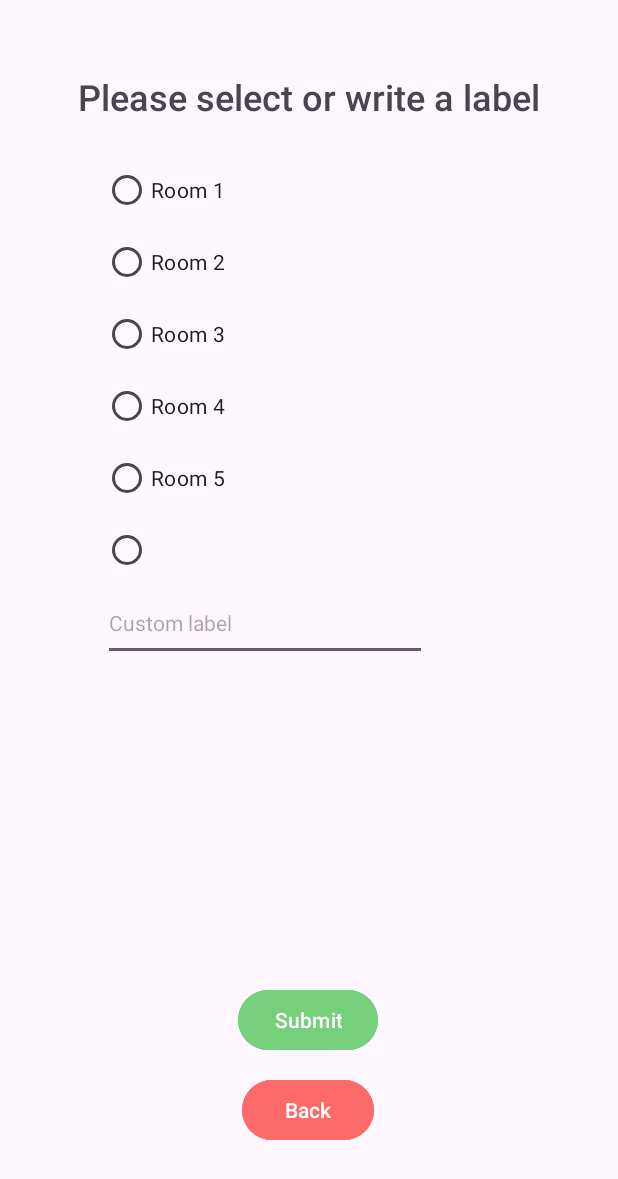
After one commit to RadoslavSozonov/IndoorNavigationRP, an Android app: the layout popup_topfive.xml on its own in the app's theme, with its tools: preview values and no code run, on a phone screen of 412 x 824 dp. The commit adds this screen. Shown: the top 1179 px of the screen. Run offline under Robolectric (Android 15) with nearby library versions, the phone set to English and light mode, and no system bars.

Commit message:
adding frontend for all the buttons

```diff
--- a/app/src/main/AndroidManifest.xml
+++ b/app/src/main/AndroidManifest.xml
@@ -21,9 +21,11 @@
                 <category android:name="android.intent.category.LAUNCHER" />
             </intent-filter>
         </activity>
-        <activity android:name=".Pop"
+        <activity android:name=".RecognizeWindow"
             android:theme="@style/Theme.PopUp"></activity>
         <activity android:name=".LabelWindow"
+            android:theme="@style/Theme.PopUpStuck"></activity>
+        <activity android:name=".TopFiveWindow"
             android:theme="@style/Theme.PopUpStuck"></activity>
     </application>
 
--- a/app/src/main/java/com/example/myapplication/LabelWindow.java
+++ b/app/src/main/java/com/example/myapplication/LabelWindow.java
@@ -28,7 +28,7 @@ public class LabelWindow extends Activity {
         // Get layout components
         TextView label = (TextView) findViewById(R.id.label_of_room);
         TextView sent_label = (TextView) findViewById(R.id.sent_label);
-        Button button_start = (Button) findViewById(R.id.button_start);
+        Button button_start = (Button) findViewById(R.id.button_submit);
 
         // Start labeling callback
         button_start.setOnClickListener(new View.OnClickListener() {
@@ -40,10 +40,7 @@ public class LabelWindow extends Activity {
                     sent_label.setText(label_text);
                     // Disable back button while labeling
                     training = true;
-
                     // TODO: chirp and receive 500 echos, then send them to server
-
-
 
                     training = false;
                 }
--- a/app/src/main/java/com/example/myapplication/Pop.java
+++ b/app/src/main/java/com/example/myapplication/RecognizeWindow.java
@@ -2,7 +2,6 @@ package com.example.myapplication;
 
 import android.app.Activity;
 import android.content.Intent;
-import android.os.Build;
 import android.os.Bundle;
 import android.util.DisplayMetrics;
 import android.view.View;
@@ -10,11 +9,11 @@ import android.view.WindowManager;
 import android.widget.Button;
 import android.widget.TextView;
 
-public class Pop extends Activity {
+public class RecognizeWindow extends Activity {
     @Override
     protected void onCreate(Bundle savedInstanceState) {
         super.onCreate(savedInstanceState);
-        setContentView(R.layout.popupwindow);
+        setContentView(R.layout.popup_recognize);
 
         // Get layout components
         TextView popup_title = (TextView) findViewById(R.id.popup_title);
--- /dev/null
+++ b/app/src/main/res/layout/popup_topfive.xml
@@ -0,0 +1,105 @@
+<?xml version="1.0" encoding="utf-8"?>
+<androidx.constraintlayout.widget.ConstraintLayout xmlns:android="http://schemas.android.com/apk/res/android"
+    xmlns:app="http://schemas.android.com/apk/res-auto"
+    xmlns:tools="http://schemas.android.com/tools"
+    android:layout_width="match_parent"
+    android:layout_height="match_parent">
+
+    <RadioGroup
+        android:id="@+id/group_top_5"
+        android:layout_width="275dp"
+        android:layout_height="367dp"
+        android:layout_marginTop="22dp"
+        android:visibility="visible"
+        app:layout_constraintEnd_toEndOf="parent"
+        app:layout_constraintStart_toStartOf="parent"
+        app:layout_constraintTop_toBottomOf="@+id/textView">
+
+        <RadioButton
+            android:id="@+id/radio_button_1"
+            android:layout_width="match_parent"
+            android:layout_height="wrap_content"
+            android:text="Room 1" />
+
+        <RadioButton
+            android:id="@+id/radio_button_2"
+            android:layout_width="match_parent"
+            android:layout_height="wrap_content"
+            android:text="Room 2" />
+
+        <RadioButton
+            android:id="@+id/radio_button_3"
+            android:layout_width="match_parent"
+            android:layout_height="wrap_content"
+            android:text="Room 3" />
+
+        <RadioButton
+            android:id="@+id/radio_button_4"
+            android:layout_width="match_parent"
+            android:layout_height="wrap_content"
+            android:text="Room 4" />
+
+        <RadioButton
+            android:id="@+id/radio_button_5"
+            android:layout_width="match_parent"
+            android:layout_height="wrap_content"
+            android:text="Room 5" />
+
+        <RadioButton
+            android:id="@+id/radio_button_6"
+            android:layout_width="wrap_content"
+            android:layout_height="wrap_content">
+
+        </RadioButton>
+
+        <com.google.android.material.textfield.TextInputEditText
+            android:id="@+id/custom_label"
+            android:layout_width="216dp"
+            android:layout_height="50dp"
+            android:hint="Custom label"
+            android:inputType="text"
+            android:textSize="14sp" />
+
+    </RadioGroup>
+
+    <TextView
+        android:id="@+id/textView"
+        android:layout_width="wrap_content"
+        android:layout_height="wrap_content"
+        android:layout_marginTop="48dp"
+        android:fontFamily="sans-serif-medium"
+        android:text="Please select or write a label"
+        android:textSize="24sp"
+        app:layout_constraintEnd_toEndOf="parent"
+        app:layout_constraintHorizontal_bias="0.497"
+        app:layout_constraintStart_toStartOf="parent"
+        app:layout_constraintTop_toTopOf="parent" />
+
+    <Button
+        android:id="@+id/button_submit"
+        android:layout_width="wrap_content"
+        android:layout_height="wrap_content"
+        android:layout_marginBottom="12dp"
+        android:backgroundTint="#76CF7A"
+        android:text="Submit"
+        android:textColor="#FFFFFF"
+        app:layout_constraintBottom_toTopOf="@+id/button_back"
+        app:layout_constraintEnd_toEndOf="parent"
+        app:layout_constraintHorizontal_bias="0.498"
+        app:layout_constraintStart_toStartOf="parent" />
+
+    <Button
+        android:id="@+id/button_back"
+        android:layout_width="wrap_content"
+        android:layout_height="wrap_content"
+        android:layout_marginBottom="60dp"
+        android:backgroundTint="#FD6A6A"
+        android:text="Back"
+        android:textColor="#FFFFFF"
+        app:layout_constraintBottom_toBottomOf="parent"
+        app:layout_constraintEnd_toEndOf="parent"
+        app:layout_constraintHorizontal_bias="0.498"
+        app:layout_constraintStart_toStartOf="parent" />
+
+
+</androidx.constraintlayout.widget.ConstraintLayout>
```
Also changed, not shown: app/src/main/java/com/example/myapplication/MainActivity.java (+32 -7 lines), app/src/main/java/com/example/myapplication/TopFiveWindow.java (added, +92 -0 lines), app/src/main/res/layout/popup_label.xml (+1 -10 lines), app/src/main/res/layout/popup_recognize.xml (renamed from app/src/main/res/layout/popupwindow.xml).
